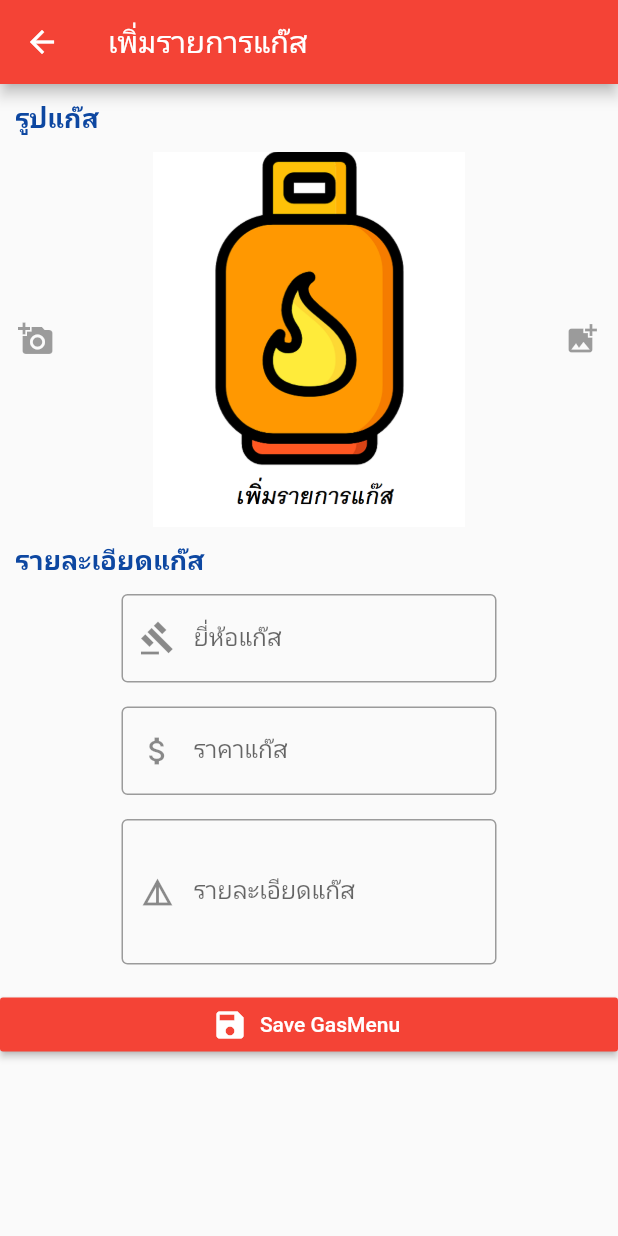
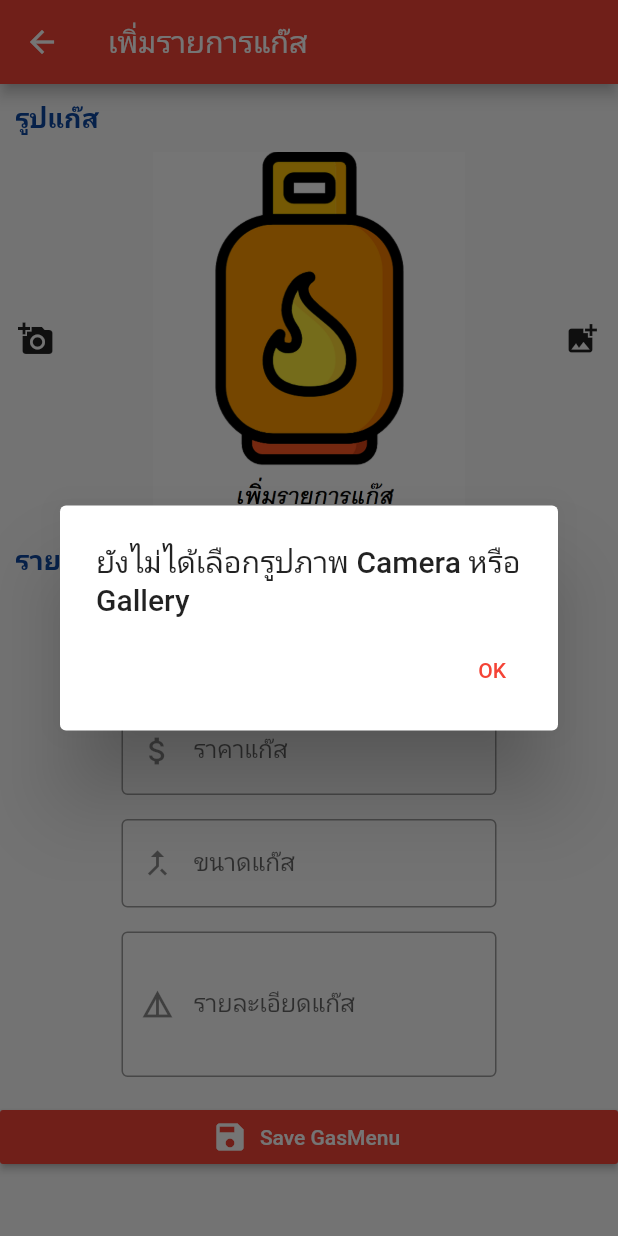
Before and after one commit to 624235049/ppsgasproject, a Flutter app: the AddGasMenu screen opened directly, after a tap on "Save GasMenu", on a phone screen of 412 x 824 dp. Run offline on Flutter 3.47's test engine with Material 2 defaults, Android fonts, the phone set to English and light mode, and no system bars; our stand-ins replace dio, google_maps_flutter, image_picker, location, shared_preferences; accounts and stored records are empty.

Commit message:
check Update OnChange TextField

```diff
--- a/lib/main.dart
+++ b/lib/main.dart
@@ -8,7 +8,9 @@ void main() {
 class MyApp extends StatelessWidget {
   @override
   Widget build(BuildContext context) {
-    return MaterialApp(theme: ThemeData(primarySwatch: Colors.red),
+    return MaterialApp(
+      debugShowCheckedModeBanner: false,
+      theme: ThemeData(primarySwatch: Colors.red),
       title: 'PPS Gas',
       home: HomePage(),
     );
--- a/lib/screen/add_gas_menu.dart
+++ b/lib/screen/add_gas_menu.dart
@@ -1,4 +1,8 @@
+import 'dart:io';
+
 import 'package:flutter/material.dart';
+import 'package:image_picker/image_picker.dart';
+import 'package:ppsgasproject/utility/dialog.dart';
 import 'package:ppsgasproject/utility/my_style.dart';
 
 class AddGasMenu extends StatefulWidget {
@@ -7,6 +11,9 @@ class AddGasMenu extends StatefulWidget {
 }
 
 class _AddGasMenuState extends State<AddGasMenu> {
+  File file;
+  String brandGas, price, gassize, gasdetail;
+
   @override
   Widget build(BuildContext context) {
     return Scaffold(
@@ -23,6 +30,8 @@ class _AddGasMenuState extends State<AddGasMenu> {
             MyStyle().mySizebox(),
             priceForm(),
             MyStyle().mySizebox(),
+            sizeForm(),
+            MyStyle().mySizebox(),
             detailForm(),
             MyStyle().mySizebox(),
             saveButton(),
@@ -37,7 +46,20 @@ class _AddGasMenuState extends State<AddGasMenu> {
       width: MediaQuery.of(context).size.width,
       child: RaisedButton.icon(
         color: MyStyle().primaryColor,
-        onPressed: () {},
+        onPressed: () {
+          if (file == null) {
+            normalDialog(context, 'ยังไม่ได้เลือกรูปภาพ Camera หรือ Gallery');
+          } else if (brandGas == null ||
+              brandGas.isEmpty ||
+              price == null ||
+              price.isEmpty ||
+              gassize == null ||
+              gassize.isEmpty ||
+              gasdetail == null ||
+              gasdetail.isEmpty) {
+            normalDialog(context, 'กรุณากรอกให้ครบทุกช่อง !');
+          }
+        },
         icon: Icon(
           Icons.save,
           color: Colors.white,
@@ -53,6 +75,7 @@ class _AddGasMenuState extends State<AddGasMenu> {
   Widget nameForm() => Container(
         width: 250.0,
         child: TextField(
+          onChanged: (value) => brandGas = value.trim(),
           decoration: InputDecoration(
             prefixIcon: Icon(Icons.gavel_sharp),
             labelText: 'ยี่ห้อแก๊ส',
@@ -64,6 +87,8 @@ class _AddGasMenuState extends State<AddGasMenu> {
   Widget priceForm() => Container(
         width: 250.0,
         child: TextField(
+          keyboardType: TextInputType.number,
+          onChanged: (value) => price = value.trim(),
           decoration: InputDecoration(
             prefixIcon: Icon(Icons.attach_money),
             labelText: 'ราคาแก๊ส',
@@ -72,9 +97,22 @@ class _AddGasMenuState extends State<AddGasMenu> {
         ),
       );
 
+  Widget sizeForm() => Container(
+        width: 250.0,
+        child: TextField(
+          onChanged: (value) => gassize = value.trim(),
+          decoration: InputDecoration(
+            prefixIcon: Icon(Icons.merge_type),
+            labelText: 'ขนาดแก๊ส',
+            border: OutlineInputBorder(),
+          ),
+        ),
+      );
+
   Widget detailForm() => Container(
         width: 250.0,
         child: TextField(
+          onChanged: (value) => gasdetail = value.trim(),
           keyboardType: TextInputType.multiline,
           maxLines: 3,
           decoration: InputDecoration(
@@ -89,15 +127,36 @@ class _AddGasMenuState extends State<AddGasMenu> {
     return Row(
       mainAxisAlignment: MainAxisAlignment.spaceBetween,
       children: <Widget>[
-        IconButton(icon: Icon(Icons.add_a_photo), onPressed: null),
+        IconButton(
+          icon: Icon(Icons.add_a_photo),
+          onPressed: () => chooseImage(ImageSource.camera),
+        ),
         Container(
           width: 250.0,
           height: 250.0,
-          child: Image.asset('assets/images/gasimg2.png'),
+          child: file == null
+              ? Image.asset('assets/images/gasimg2.png')
+              : Image.file(file),
         ),
-        IconButton(icon: Icon(Icons.add_photo_alternate), onPressed: null),
+        IconButton(
+          icon: Icon(Icons.add_photo_alternate),
+          onPressed: () => chooseImage(ImageSource.gallery),
+        ),
       ],
     );
+  }
+
+  Future<Null> chooseImage(ImageSource source) async {
+    try {
+      var object = await ImagePicker().getImage(
+        source: source,
+        maxWidth: 800.0,
+        maxHeight: 800.0,
+      );
+      setState(() {
+        file = File(object.path);
+      });
+    } catch (e) {}
   }
 
   Widget showTitleGas(String string) {
```
